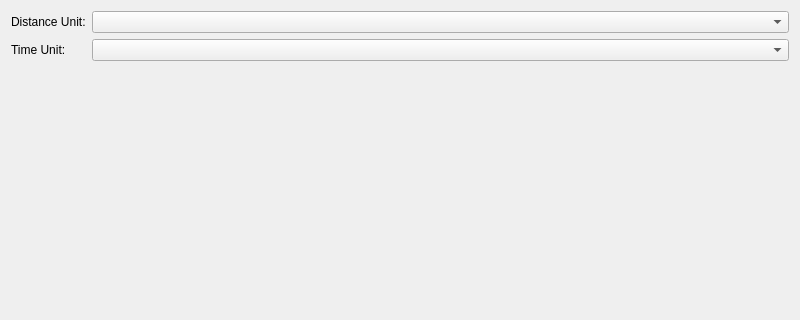
Above: gui/path_planner/ui/preferences_widget.ui from utk-robotics-2017/rip before the change; both pictures show x 0 to 800 and y 0 to 320 of the 800 by 600 pixel window. Below: the same form after it.
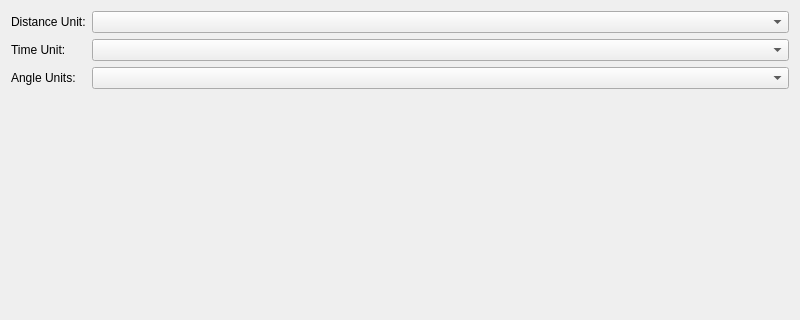
That is the form after the change.

What changed in the file:
```diff
--- a/gui/path_planner/ui/preferences_widget.ui
+++ b/gui/path_planner/ui/preferences_widget.ui
@@ -31,6 +31,16 @@
    <item row="2" column="1">
     <widget class="QComboBox" name="time_unit_combobox"/>
    </item>
+   <item row="3" column="0">
+    <widget class="QLabel" name="label_3">
+     <property name="text">
+      <string>Angle Units:</string>
+     </property>
+    </widget>
+   </item>
+   <item row="3" column="1">
+    <widget class="QComboBox" name="angle_unit_combobox"/>
+   </item>
   </layout>
  </widget>
  <resources/>
```
